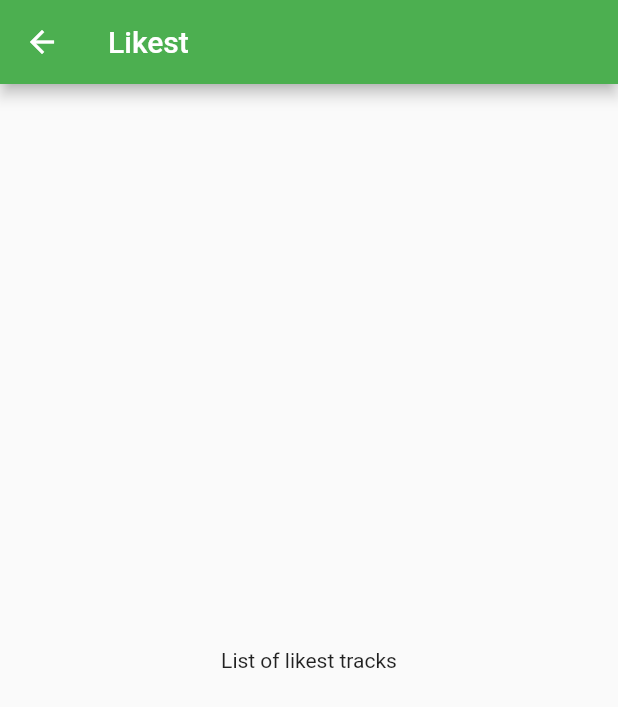
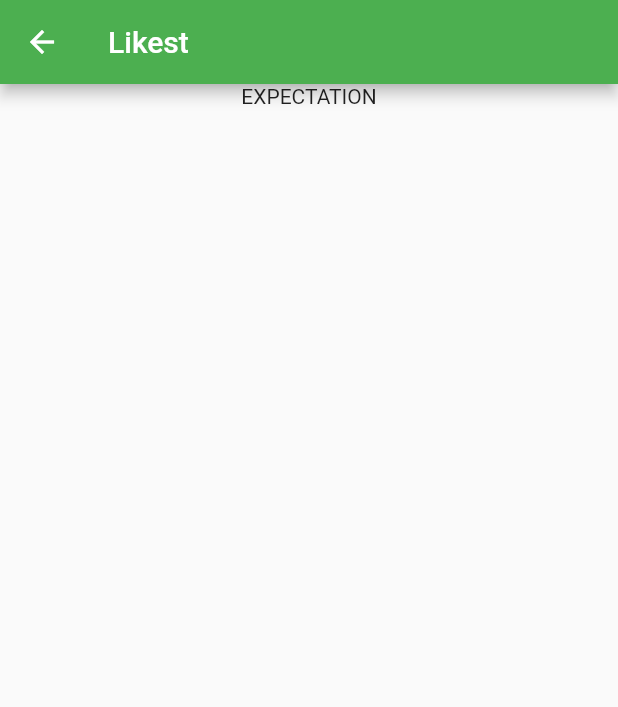
Before and after one commit to k1mka/spotify_prototype, a Flutter app: the FavoriteLayout screen opened directly, on a phone screen of 412 x 824 dp. Shown: the top 707 px of the screen. Run offline on Flutter 3.47's test engine with Material 2 defaults, Android fonts, the phone set to English and light mode, and no system bars; our stand-ins replace flutter_bloc, get_it.

Commit message:
added processing states to FavoriteLayout

```diff
--- a/lib/presentation/screens/likest_screen/favorite_layout.dart
+++ b/lib/presentation/screens/likest_screen/favorite_layout.dart
@@ -1,4 +1,8 @@
 import 'package:flutter/material.dart';
+import 'package:flutter_bloc/flutter_bloc.dart';
+import 'package:spotify_prototype/presentation/screens/likest_screen/bloc/favorite_states.dsrt.dart';
+import 'package:spotify_prototype/presentation/screens/likest_screen/bloc/favourite_bloc.dart';
+import 'package:spotify_prototype/presentation/widgets/track_widget.dart';
 
 class FavoriteLayout extends StatelessWidget {
   const FavoriteLayout({Key? key}) : super(key: key);
@@ -10,8 +14,29 @@ class FavoriteLayout extends StatelessWidget {
         title: const Text('Likest'),
         backgroundColor: Colors.green,
       ),
-      body: const Center(
-        child: Text('List of likest tracks'),
+      body: Column(
+        children: [
+          Center(
+            child: BlocBuilder<FavoriteBloc, FavouriteStates>(
+              builder: (BuildContext context, state) {
+                if (state is InitialState) return const Text('EXPECTATION');
+                if (state is LoadingFavorite) return const CircularProgressIndicator();
+                if (state is ErrorFavorite) return const Text('unhandled exception in FavoriteLayout');
+                if (state is LoadedFavorite) {
+                  return Expanded(
+                    child: ListView.builder(
+                      itemCount: state.favoriteList.length,
+                      itemBuilder: (_, index) => TrackWidget(
+                        trackModel: state.favoriteList[index],
+                      ),
+                    ),
+                  );
+                }
+                throw Exception('unprocessed state $state in FavouriteLayout');
+              },
+            ),
+          ),
+        ],
       ),
     );
   }
```
